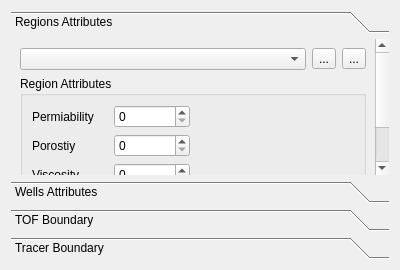
Before: the Qt Designer form src/Apps/Simulator/FormPropertyValues.ui in jdms/rrm, drawn with Qt 5.
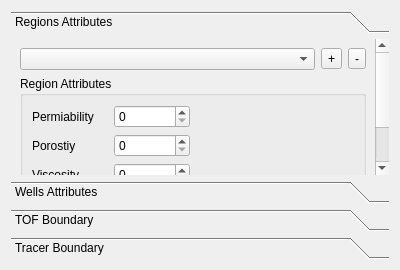
After: the same form once the commit is applied. The open tabs and pages were chosen to show the change.

Diff of the .ui file:
```diff
--- a/src/Apps/Simulator/FormPropertyValues.ui
+++ b/src/Apps/Simulator/FormPropertyValues.ui
@@ -35,7 +35,7 @@
       <property name="geometry">
        <rect>
         <x>0</x>
-        <y>0</y>
+        <y>-33</y>
         <width>365</width>
         <height>177</height>
        </rect>
@@ -52,14 +52,14 @@
          <item>
           <widget class="QToolButton" name="toolButton_Region_Add">
            <property name="text">
-            <string>...</string>
+            <string>+</string>
            </property>
           </widget>
          </item>
          <item>
           <widget class="QToolButton" name="toolButton_Region_Del">
            <property name="text">
-            <string>...</string>
+            <string>-</string>
            </property>
           </widget>
          </item>
```
Left out of the diff: 2 changed lines with no effect on the pictures.
